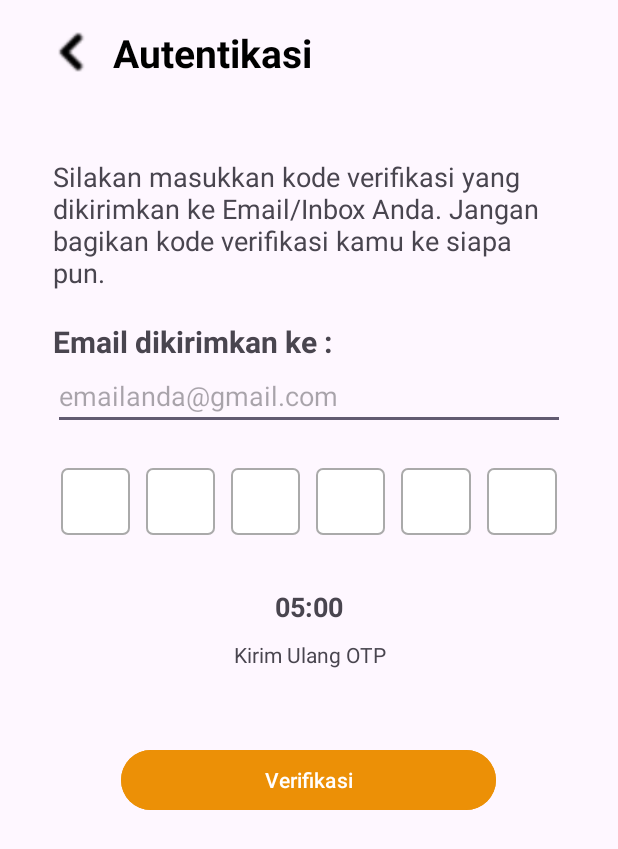
After one commit to e-haikal/Fintrack-Android-App, an Android app: the Autentikasi screen opened directly, with no data from a screen before it, on a phone screen of 412 x 824 dp. The commit adds this screen. Shown: the top 849 px of the screen. Run offline under Robolectric (Android 15) with nearby library versions, the phone set to English and light mode, and no system bars.

Commit message:
Tambah halaman

```diff
--- /dev/null
+++ b/app/src/main/java/com/app/fintrack/Autentikasi.kt
@@ -0,0 +1,20 @@
+package com.app.fintrack
+
+import android.os.Bundle
+import androidx.activity.enableEdgeToEdge
+import androidx.appcompat.app.AppCompatActivity
+import androidx.core.view.ViewCompat
+import androidx.core.view.WindowInsetsCompat
+
+class Autentikasi : AppCompatActivity() {
+    override fun onCreate(savedInstanceState: Bundle?) {
+        super.onCreate(savedInstanceState)
+        enableEdgeToEdge()
+        setContentView(R.layout.activity_autentikasi)
+        ViewCompat.setOnApplyWindowInsetsListener(findViewById(R.id.main)) { v, insets ->
+            val systemBars = insets.getInsets(WindowInsetsCompat.Type.systemBars())
+            v.setPadding(systemBars.left, systemBars.top, systemBars.right, systemBars.bottom)
+            insets
+        }
+    }
+}
--- /dev/null
+++ b/app/src/main/res/drawable/edit_text_border.xml
@@ -0,0 +1,8 @@
+<?xml version="1.0" encoding="utf-8"?>
+<shape xmlns:android="http://schemas.android.com/apk/res/android">
+    <solid android:color="@android:color/white"/>
+    <corners android:radius="4dp"/>
+    <stroke
+        android:width="1dp"
+        android:color="@android:color/darker_gray"/>
+</shape>
--- /dev/null
+++ b/app/src/main/res/layout/activity_autentikasi.xml
@@ -0,0 +1,177 @@
+<?xml version="1.0" encoding="utf-8"?>
+<LinearLayout
+    xmlns:android="http://schemas.android.com/apk/res/android"
+    xmlns:tools="http://schemas.android.com/tools"
+    android:id="@+id/main"
+    android:layout_width="match_parent"
+    android:layout_height="match_parent"
+    android:orientation="vertical"
+    tools:context=".Autentikasi">
+    <!-- Navigation bar -->
+    <LinearLayout
+        android:id="@+id/navigationBar"
+        android:layout_width="match_parent"
+        android:layout_height="70dp"
+        android:orientation="horizontal"
+        android:paddingStart="20dp"
+        android:paddingEnd="20dp"
+        android:weightSum="12"
+        android:gravity="center_vertical">
+
+        <!-- Back button -->
+        <ImageView
+            android:id="@+id/backButton"
+            android:layout_width="0dp"
+            android:layout_weight="2"
+            android:layout_height="40dp"
+            android:src="@drawable/panah_kiri"/>
+
+        <!-- Title -->
+        <TextView
+            android:id="@+id/pageTitle"
+            android:layout_width="0dp"
+            android:layout_weight="10"
+            android:layout_height="wrap_content"
+            android:text="Autentikasi"
+            android:textColor="@color/black"
+            android:textSize="26sp"
+            android:textStyle="bold"
+            android:layout_marginRight="40dp"
+            android:gravity="center_vertical"/>
+    </LinearLayout>
+    <LinearLayout
+        android:layout_width="match_parent"
+        android:layout_height="match_parent"
+        android:orientation="vertical"
+        android:layout_margin="35dp">
+        <TextView
+            android:layout_width="match_parent"
+            android:layout_height="wrap_content"
+            android:text="Silakan masukkan kode verifikasi yang dikirimkan ke Email/Inbox
+Anda. Jangan bagikan kode verifikasi kamu ke siapa pun."
+            android:textSize="18sp"></TextView>
+        <TextView
+            android:layout_width="match_parent"
+            android:layout_height="wrap_content"
+            android:layout_marginTop="20dp"
+            android:text="Email dikirimkan ke :"
+            android:textSize="20sp"
+            android:textStyle="bold"></TextView>
+        <EditText
+            android:layout_width="match_parent"
+            android:layout_height="wrap_content"
+            android:hint="emailanda@gmail.com"></EditText>
+
+        <!-- Verification Code Inputs -->
+        <LinearLayout
+            android:layout_width="match_parent"
+            android:layout_height="wrap_content"
+            android:orientation="horizontal"
+            android:gravity="center"
+            android:layout_marginTop="20dp">
+
+            <EditText
+                android:layout_width="0dp"
+                android:layout_height="wrap_content"
+                android:layout_weight="1"
+                android:background="@drawable/edit_text_border"
+                android:gravity="center"
+                android:textSize="18sp"
+                android:inputType="number"
+                android:maxLength="1"
+                android:padding="10dp"
+                android:layout_margin="5dp"/>
+
+            <EditText
+                android:layout_width="0dp"
+                android:layout_height="wrap_content"
+                android:layout_weight="1"
+                android:background="@drawable/edit_text_border"
+                android:gravity="center"
+                android:textSize="18sp"
+                android:inputType="number"
+                android:maxLength="1"
+                android:padding="10dp"
+                android:layout_margin="5dp"/>
+
+            <EditText
+                android:layout_width="0dp"
+                android:layout_height="wrap_content"
+                android:layout_weight="1"
+                android:background="@drawable/edit_text_border"
+                android:gravity="center"
+                android:textSize="18sp"
+                android:inputType="number"
+                android:maxLength="1"
+                android:padding="10dp"
+                android:layout_margin="5dp"/>
+
+            <EditText
+                android:layout_width="0dp"
+                android:layout_height="wrap_content"
+                android:layout_weight="1"
+                android:background="@drawable/edit_text_border"
+                android:gravity="center"
+                android:textSize="18sp"
+                android:inputType="number"
+                android:maxLength="1"
+                android:padding="10dp"
+                android:layout_margin="5dp"/>
+
+            <EditText
+                android:layout_width="0dp"
+                android:layout_height="wrap_content"
+                android:layout_weight="1"
+                android:background="@drawable/edit_text_border"
+                android:gravity="center"
+                android:textSize="18sp"
+                android:inputType="number"
+                android:maxLength="1"
+                android:padding="10dp"
+                android:layout_margin="5dp"/>
+
+            <EditText
+                android:layout_width="0dp"
+                android:layout_height="wrap_content"
+                android:layout_weight="1"
+                android:background="@drawable/edit_text_border"
+                android:gravity="center"
+                android:textSize="18sp"
+                android:inputType="number"
+                android:maxLength="1"
+                android:padding="10dp"
+                android:layout_margin="5dp"/>
+        </LinearLayout>
+
+        <!--        Timer Kirim Ulang OTP-->
+        <!--        Kirim Ulang OTP-->
+        <TextView
+            android:layout_width="match_parent"
+            android:layout_height="wrap_content"
+            android:layout_marginTop="30dp"
+            android:text="05:00"
+            android:textSize="18sp"
+            android:textStyle="bold"
+            android:gravity="center"></TextView>
+
+        <!--        Kirim Ulang OTP-->
+        <TextView
+            android:layout_width="match_parent"
+            android:layout_height="wrap_content"
+            android:layout_marginTop="10dp"
+            android:text="Kirim Ulang OTP"
+            android:gravity="center"></TextView>
+
+
+<!--        Tombol verifikasi-->
+        <Button
+            android:layout_width="250dp"
+            android:layout_height="wrap_content"
+            android:text="Verifikasi"
+            android:backgroundTint="@color/tahiti_gold"
+            android:layout_gravity="center"
+            android:layout_marginBottom="15sp"
+            android:layout_marginTop="50dp"></Button>
+    </LinearLayout>
+
+</LinearLayout>
--- /dev/null
+++ b/app/src/main/res/values/edit_text_border.xml.xml
@@ -0,0 +1,2 @@
+<?xml version="1.0" encoding="utf-8"?>
+<resources></resources>
--- a/app/src/main/res/values/strings.xml
+++ b/app/src/main/res/values/strings.xml
@@ -1,3 +1,4 @@
 <resources>
     <string name="app_name">Fintrack</string>
+
 </resources>
```
Also changed, not shown: app/src/main/AndroidManifest.xml (+9 -0 lines), app/src/main/java/com/app/fintrack/Daftar.kt (added, +20 -0 lines), app/src/main/java/com/app/fintrack/Login1.kt (added, +20 -0 lines), app/src/main/res/layout/activity_daftar.xml (added, +152 -0 lines), app/src/main/res/layout/activity_login1.xml (added, +124 -0 lines), app/src/main/res/drawable/fb_icon.png (added), app/src/main/res/drawable/insta_icon.png (added), app/src/main/res/drawable/panah_kiri.png (added), app/src/main/res/drawable/twitter_icon.png (added).
